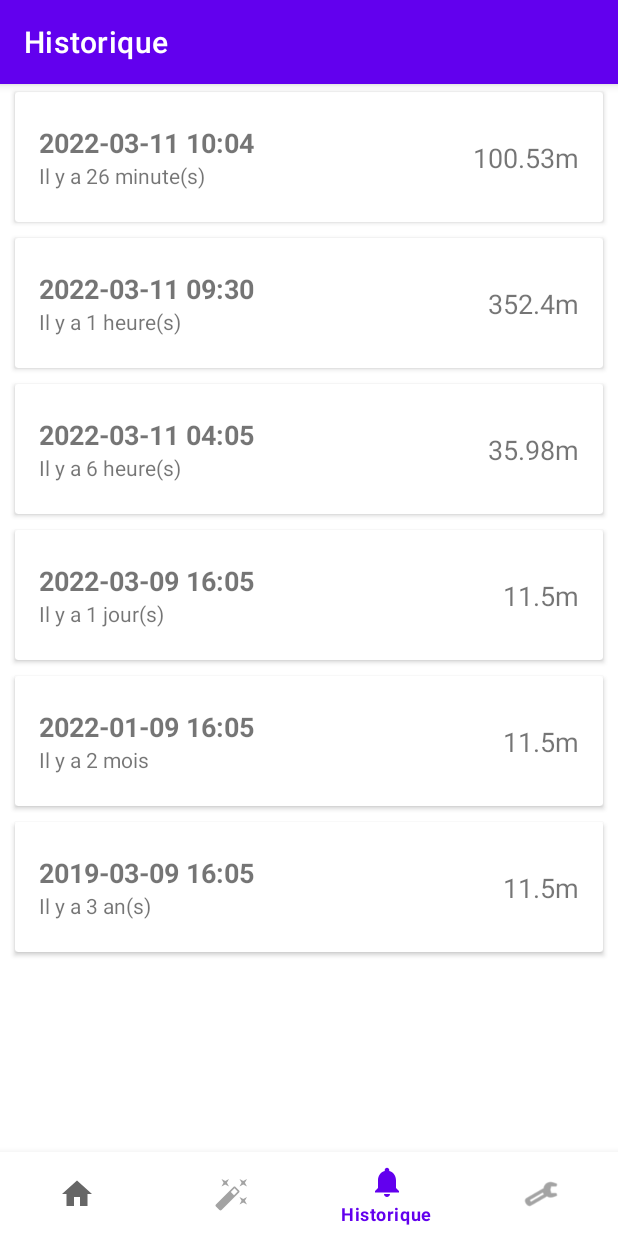
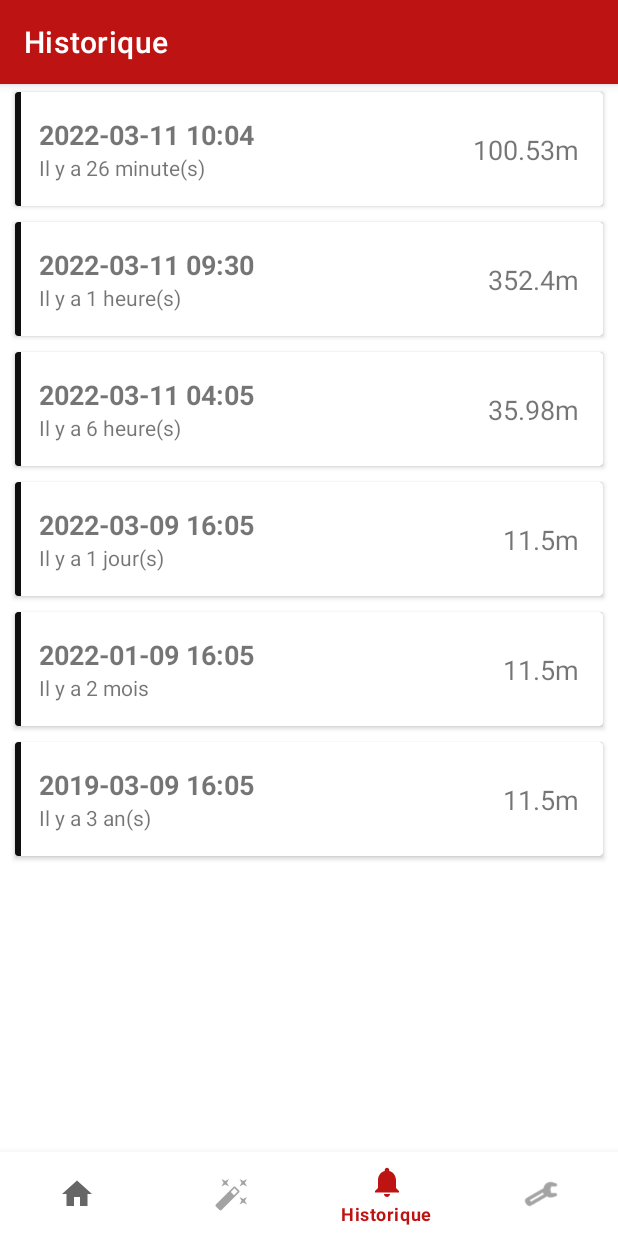
Before and after one commit to CedNo/MercureApp, an Android app: the HistoryFragment screen opened through its navigation route, on a phone screen of 412 x 824 dp. Run offline under Robolectric (Android 15) with nearby library versions, the phone set to English and light mode, and no system bars; our stand-ins replace navigation-ui; libraries missing offline, so code that uses them is left out: org.eclipse.paho, pl.pawelkleczkowski.customgauge; 9 statements that could not run were skipped.

Commit message:
Changement des couleurs

```diff
--- a/app/src/main/java/com/mercure/app/ui/history/AdapterHistory.java
+++ b/app/src/main/java/com/mercure/app/ui/history/AdapterHistory.java
@@ -17,6 +17,7 @@ import android.widget.TextView;
 
 import androidx.annotation.NonNull;
 import androidx.cardview.widget.CardView;
+import androidx.core.content.res.ResourcesCompat;
 import androidx.lifecycle.ViewModelProvider;
 import androidx.lifecycle.ViewModelStoreOwner;
 import androidx.recyclerview.widget.RecyclerView;
@@ -29,19 +30,23 @@ import java.text.SimpleDateFormat;
 import java.time.LocalDateTime;
 import java.time.format.DateTimeFormatter;
 import java.time.temporal.ChronoUnit;
+import java.util.ArrayList;
 import java.util.List;
 import java.util.Locale;
+import java.util.Random;
 
 public class AdapterHistory extends RecyclerView.Adapter<AdapterHistory.MonViewHolder> {
 
     List<Trajet> liste;
     Context mainContext;
     HistoryViewModel trajetViewModel;
+    List<Integer> colors;
 
     public AdapterHistory(List<Trajet> liste, Context mainContext, HistoryViewModel trajetViewModel) {
         this.liste = liste;
         this.mainContext = mainContext;
         this.trajetViewModel = trajetViewModel;
+        initiateColors();
     }
 
     @NonNull
@@ -90,10 +95,13 @@ public class AdapterHistory extends RecyclerView.Adapter<AdapterHistory.MonViewH
         DateTimeFormatter formatter = DateTimeFormatter.ofPattern("yyyy-MM-dd HH:mm");
         String txtDate = dateTrajet.format(formatter);
         String txtDistance = trajet.getDistance() + "m";
+        Random rnd = new Random();
+        int colorBackgroud = colors.get(rnd.nextInt(colors.size()));
 
         holder.tvDate.setText(txtDate);
         holder.tvDistance.setText(txtDistance);
         holder.tvAgo.setText(txtAgo);
+        holder.cvTrajet.setCardBackgroundColor(colorBackgroud);
     }
 
     @Override
@@ -104,6 +112,7 @@ public class AdapterHistory extends RecyclerView.Adapter<AdapterHistory.MonViewH
     public class MonViewHolder extends RecyclerView.ViewHolder {
 
         TextView tvDate, tvDistance, tvAgo;
+        CardView cvTrajet;
 
         public MonViewHolder(@NonNull View itemView) {
             super(itemView);
@@ -111,6 +120,17 @@ public class AdapterHistory extends RecyclerView.Adapter<AdapterHistory.MonViewH
             tvDate = itemView.findViewById(R.id.tvDate);
             tvDistance = itemView.findViewById(R.id.tvDistance);
             tvAgo = itemView.findViewById(R.id.tvAgo);
+            cvTrajet = itemView.findViewById(R.id.cvTrajet);
         }
     }
+
+    private void initiateColors() {
+        colors = new ArrayList<Integer>();
+        colors.add(ResourcesCompat.getColor(mainContext.getResources(), R.color.trajets_red1, null));
+        colors.add(ResourcesCompat.getColor(mainContext.getResources(), R.color.trajets_red2, null));
+        colors.add(ResourcesCompat.getColor(mainContext.getResources(), R.color.trajets_grey1, null));
+        colors.add(ResourcesCompat.getColor(mainContext.getResources(), R.color.trajets_grey2, null));
+        colors.add(ResourcesCompat.getColor(mainContext.getResources(), R.color.trajets_black, null));
+        colors.add(ResourcesCompat.getColor(mainContext.getResources(), R.color.trajets_white, null));
+    }
 }
--- /dev/null
+++ b/app/src/main/res/layout/infos_trajet_fragment.xml
@@ -0,0 +1,6 @@
+<?xml version="1.0" encoding="utf-8"?>
+<FrameLayout xmlns:android="http://schemas.android.com/apk/res/android"
+    xmlns:tools="http://schemas.android.com/tools"
+    android:layout_width="match_parent"
+    android:layout_height="match_parent"
+    tools:context=".ui.history.InfosTrajetFragment"/>
--- a/app/src/main/res/layout/trajet_layout.xml
+++ b/app/src/main/res/layout/trajet_layout.xml
@@ -6,6 +6,7 @@
     android:layout_height="wrap_content">
 
     <androidx.cardview.widget.CardView
+        android:id="@+id/cvTrajet"
         android:layout_width="match_parent"
         android:layout_height="wrap_content"
         android:layout_marginHorizontal="10dp"
@@ -19,14 +20,15 @@
         <androidx.constraintlayout.widget.ConstraintLayout
             android:layout_width="match_parent"
             android:layout_height="wrap_content"
-            android:layout_marginVertical="5dp">
+            android:layout_marginLeft="4dp"
+            android:background="@color/white">
 
             <TextView
                 android:id="@+id/tvDate"
                 android:layout_width="wrap_content"
                 android:layout_height="wrap_content"
                 android:layout_marginVertical="16dp"
-                android:layout_marginStart="16dp"
+                android:layout_marginStart="12dp"
                 android:text="DATE TRAJET"
                 android:textSize="18sp"
                 android:textStyle="bold"
@@ -37,7 +39,7 @@
                 android:id="@+id/tvAgo"
                 android:layout_width="wrap_content"
                 android:layout_height="wrap_content"
-                android:layout_marginLeft="16dp"
+                android:layout_marginStart="12dp"
                 android:layout_marginBottom="16dp"
                 android:text="Il y a 2 secondes"
                 app:layout_constraintBottom_toBottomOf="parent"
--- a/app/src/main/res/values/colors.xml
+++ b/app/src/main/res/values/colors.xml
@@ -3,10 +3,20 @@
     <color name="purple_200">#FFBB86FC</color>
     <color name="purple_500">#FF6200EE</color>
     <color name="purple_700">#FF3700B3</color>
+    <color name="light_grey">#F6F6F6</color>
     <color name="teal_200">#FF03DAC5</color>
     <color name="teal_700">#FF018786</color>
     <color name="black">#FF000000</color>
     <color name="white">#FFFFFFFF</color>
-    <color name="main_blue">#00A6FF</color>
+    <color name="connexion_grey">#BFBFBF</color>
+    <color name="connexion_red">#CF2E2E</color>
+    <color name="main_red">#BD1313</color>
+    <color name="main_red_dark">#B31212</color>
     <color name="gauge_grey">#DCDCDC</color>
+    <color name="trajets_red1">#E82C2C</color>
+    <color name="trajets_red2">#CF3939</color>
+    <color name="trajets_grey1">#575757</color>
+    <color name="trajets_grey2">#453D3D</color>
+    <color name="trajets_black">#0E0E0E</color>
+    <color name="trajets_white">#C8BFBF</color>
 </resources>
--- a/app/src/main/res/values/themes.xml
+++ b/app/src/main/res/values/themes.xml
@@ -2,8 +2,8 @@
     <!-- Base application theme. -->
     <style name="Theme.MercureApp" parent="Theme.MaterialComponents.DayNight.DarkActionBar">
         <!-- Primary brand color. -->
-        <item name="colorPrimary">@color/purple_500</item>
-        <item name="colorPrimaryVariant">@color/purple_700</item>
+        <item name="colorPrimary">@color/main_red</item>
+        <item name="colorPrimaryVariant">@color/light_grey</item>
         <item name="colorOnPrimary">@color/white</item>
         <!-- Secondary brand color. -->
         <item name="colorSecondary">@color/teal_200</item>
```
Also changed, not shown: app/src/main/java/com/mercure/app/ui/history/InfosTrajetFragment.java (added, +38 -0 lines), app/src/main/java/com/mercure/app/ui/history/InfosTrajetViewModel.java (added, +7 -0 lines), app/src/main/res/layout/fragment_home.xml (+5 -2 lines).
